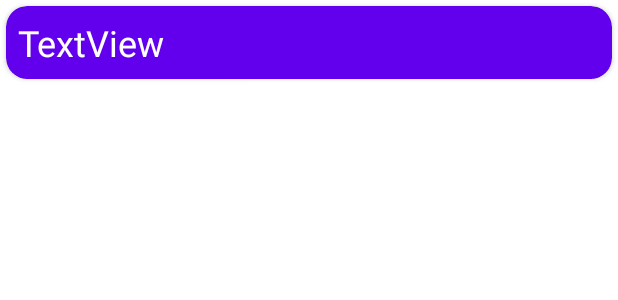
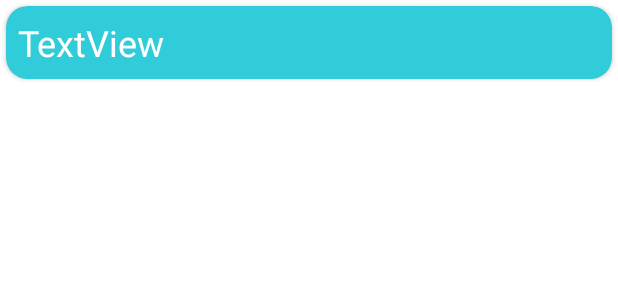
Before and after one commit to Dcortez4/Completed-Projects, an Android app: the layout recycler_row.xml on its own in the app's theme, with its tools: preview values and no code run, on a phone screen of 412 x 824 dp. Shown: the top 300 px of the screen. Run offline under Robolectric (Android 15) with nearby library versions, the phone set to English and light mode, and no system bars.

Commit message:
Lab A9 Done

```diff
--- a/MobileTodoo/app/src/main/res/layout/recycler_row.xml
+++ b/MobileTodoo/app/src/main/res/layout/recycler_row.xml
@@ -9,7 +9,7 @@
         android:layout_height="wrap_content"
         android:layout_margin="4dp"
         android:layout_weight="1"
-        app:cardBackgroundColor="@color/design_default_color_primary"
+        app:cardBackgroundColor="#30CCDA"
         app:cardCornerRadius="14dp"
         app:cardElevation="2dp"
         app:contentPadding="8dp">
--- a/MobileTodoo/app/src/main/res/values/colors.xml
+++ b/MobileTodoo/app/src/main/res/values/colors.xml
@@ -7,4 +7,9 @@
     <color name="teal_700">#FF018786</color>
     <color name="black">#FF000000</color>
     <color name="white">#FFFFFFFF</color>
+    <color name="pink"> #FFFF93AC</color>
+    <color name="mint">#FFD4FFEA</color>
+    <color name="light_purple">#FFEECBFF</color>
+    <color name="yellow">#FFFEFFA3</color>
+    <color name="light_blue">#FFDBDCFF</color>
 </resources>
--- a/MobileTodoo/app/src/main/res/values/strings.xml
+++ b/MobileTodoo/app/src/main/res/values/strings.xml
@@ -3,6 +3,8 @@
     <string name="home">Home</string>
     <string name="school">School</string>
     <string name="work">Work</string>
+    <string name="travel_list">Travel_List</string>
+    <string name="appointments">Appointments</string>
     <string name="add">Add</string>
     <string name="todo_item">Todo Item</string>
 </resources>
--- a/MobileTodoo/app/src/main/res/values/themes.xml
+++ b/MobileTodoo/app/src/main/res/values/themes.xml
@@ -2,8 +2,8 @@
     <!-- Base application theme. -->
     <style name="Theme.MobileTodoo" parent="Theme.MaterialComponents.DayNight.DarkActionBar">
         <!-- Primary brand color. -->
-        <item name="colorPrimary">@color/purple_500</item>
-        <item name="colorPrimaryVariant">@color/purple_700</item>
+        <item name="colorPrimary">@color/pink</item>
+        <item name="colorPrimaryVariant">@color/light_purple</item>
         <item name="colorOnPrimary">@color/white</item>
         <!-- Secondary brand color. -->
         <item name="colorSecondary">@color/teal_200</item>
```
Also changed, not shown: MobileTodoo/app/src/main/res/layout/activity_main.xml (+22 -1 lines).
